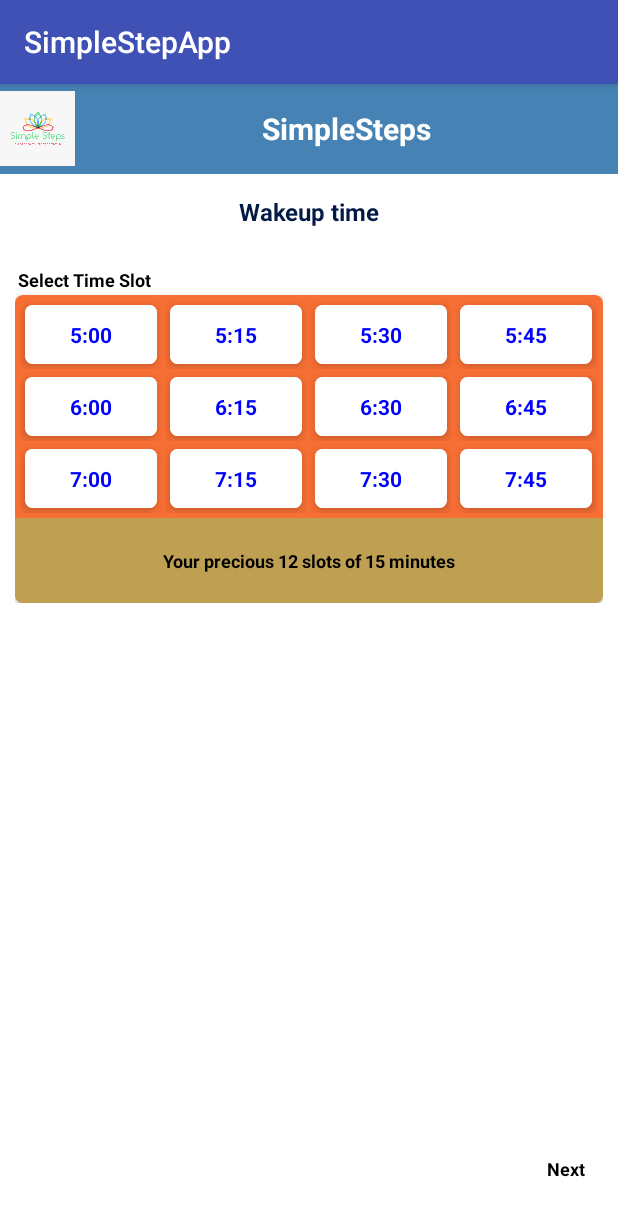
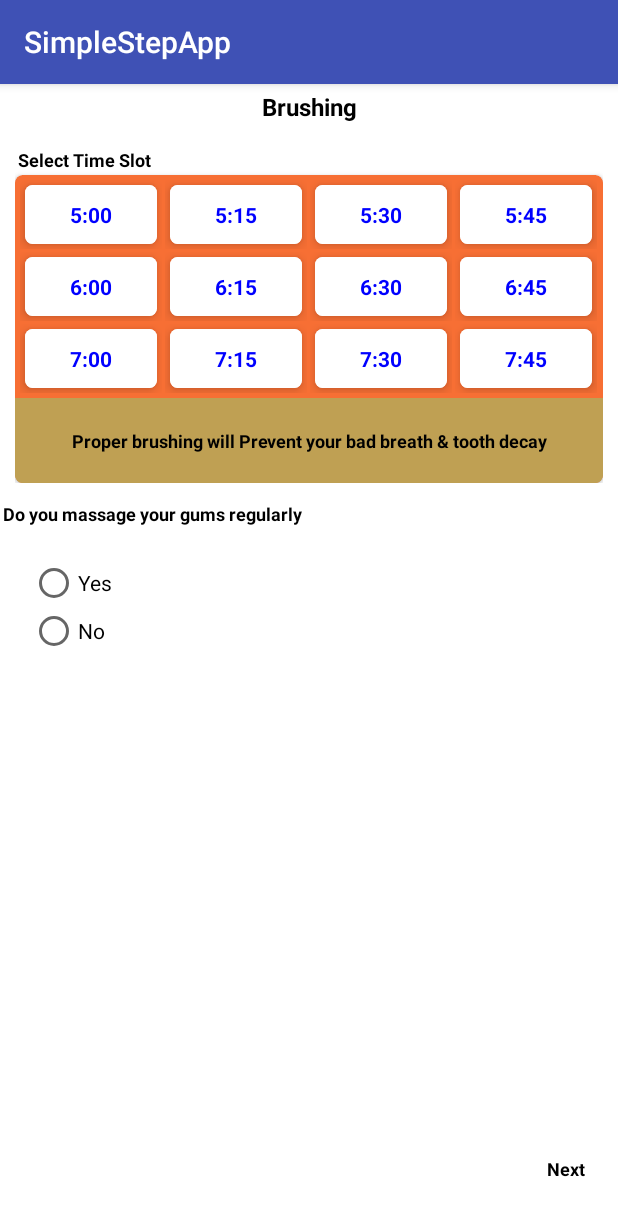
Before and after one commit to SimpleStepsIndia/SimpleStepApp, an Android app: the fragment BrushingFragment shown on its own in the app's theme, on a phone screen of 412 x 824 dp. Shown: the top 1216 px of the screen. Run offline under Robolectric (Android 15) with nearby library versions, the phone set to English and light mode, and no system bars.

Commit message:
three fragments completed

```diff
--- a/app/src/main/java/com/simplestepapp/fragments/BrushingFragment.java
+++ b/app/src/main/java/com/simplestepapp/fragments/BrushingFragment.java
@@ -37,7 +37,7 @@ public class BrushingFragment extends Fragment{
     @Nullable
     @Override
     public View onCreateView(@NonNull LayoutInflater inflater, ViewGroup container, Bundle savedInstanceState) {
-        View v = inflater.inflate(R.layout.frag_wakeup, container, false);
+        View v = inflater.inflate(R.layout.frag_brushing, container, false);
         initviews(v);
         timeSlots = new ArrayList<>();
         timeSlots.add("5:00");
--- a/app/src/main/res/layout/activity_main.xml
+++ b/app/src/main/res/layout/activity_main.xml
@@ -9,12 +9,6 @@
         android:layout_width="match_parent"
         android:layout_height="wrap_content"
         tools:ignore="UselessParent">
-
-        <include
-            android:id="@+id/lyt_Hdr"
-            layout="@layout/lyt_header"
-            android:layout_width="match_parent"
-            android:layout_height="wrap_content" />
 
 
         <ScrollView
--- a/app/src/main/res/layout/frag_brushing.xml
+++ b/app/src/main/res/layout/frag_brushing.xml
@@ -6,11 +6,11 @@
     android:background="#ffffff"
     android:orientation="vertical">
 
-    <android.support.v7.widget.CardView
+    <ScrollView
         android:layout_width="match_parent"
-        android:layout_height="wrap_content"
-        android:elevation="3dp"
-        app:cardCornerRadius="5dp">
+        android:layout_height="match_parent"
+        android:fillViewport="true"
+        android:fitsSystemWindows="true">
 
         <LinearLayout
             android:layout_width="match_parent"
@@ -19,8 +19,7 @@
 
             <LinearLayout
                 android:layout_width="match_parent"
-                android:layout_height="50dp"
-                android:background="#2e72fa"
+                android:layout_height="30dp"
                 android:gravity="center">
 
                 <android.support.v7.widget.AppCompatTextView
@@ -30,7 +29,6 @@
                     android:layout_height="wrap_content"
                     android:gravity="center"
                     android:text="Brushing"
-                    android:textColor="#FFFFFF"
                     android:textSize="16sp" />
 
             </LinearLayout>
@@ -47,14 +45,48 @@
                     android:layout_height="wrap_content"
                     android:text="@string/slctTimeslot" />
 
-                <com.simplestepapp.utils.HorizontalListView
-                    android:id="@+id/hlvCustomList"
+                <android.support.v7.widget.CardView
                     android:layout_width="match_parent"
-                    android:layout_height="50dp"
-                    android:layout_gravity="center_vertical"
-                    android:layout_marginTop="10dp">
+                    android:layout_height="wrap_content"
+                    android:elevation="5dp"
+                    app:cardBackgroundColor="#f76f34"
+                    app:cardCornerRadius="5dp">
 
-                </com.simplestepapp.utils.HorizontalListView>
+                    <LinearLayout
+                        android:layout_width="match_parent"
+                        android:layout_height="wrap_content"
+                        android:orientation="vertical">
+
+                        <GridView
+                            android:id="@+id/grid_view"
+                            android:layout_width="fill_parent"
+                            android:layout_height="fill_parent"
+                            android:columnWidth="10dp"
+                            android:gravity="center"
+                            android:horizontalSpacing="2dp"
+                            android:numColumns="4"
+                            android:padding="3dp"
+                            android:stretchMode="columnWidth"
+                            android:verticalSpacing="2dp">
+
+                        </GridView>
+
+
+                        <android.support.v7.widget.AppCompatTextView
+                            style="@style/style_Hdr_Txt"
+                            android:layout_width="match_parent"
+                            android:layout_height="wrap_content"
+                            android:background="#bfa053"
+                            android:gravity="center"
+                            android:padding="20dp"
+                            android:text="@string/txt_Quatn2" />
+
+                    </LinearLayout>
+
+
+                </android.support.v7.widget.CardView>
+
+
             </LinearLayout>
 
             <LinearLayout
@@ -62,30 +94,31 @@
                 android:layout_width="match_parent"
                 android:layout_height="wrap_content"
                 android:orientation="vertical">
+
                 <android.support.v7.widget.AppCompatTextView
                     style="@style/style_Hdr_Txt"
                     android:layout_width="match_parent"
                     android:layout_height="wrap_content"
-                    android:text="@string/brush_Q1"/>
+                    android:text="@string/brush_Q1" />
 
                 <RadioGroup
                     android:id="@+id/rG_brush_Masage"
                     android:layout_width="match_parent"
                     android:layout_height="wrap_content"
-                    android:orientation="vertical"
-                    android:layout_margin="20dp">
+                    android:layout_margin="20dp"
+                    android:orientation="vertical">
 
                     <RadioButton
                         android:id="@+id/rBtn_BruYes"
                         android:layout_width="match_parent"
                         android:layout_height="wrap_content"
-                        android:text="Yes"/>
+                        android:text="Yes" />
 
                     <RadioButton
                         android:id="@+id/rBtn_BruNo"
                         android:layout_width="match_parent"
                         android:layout_height="wrap_content"
-                        android:text="No"/>
+                        android:text="No" />
 
                 </RadioGroup>
 
@@ -134,34 +167,18 @@
 
             </LinearLayout>
 
-
-            <RelativeLayout
-                android:layout_width="match_parent"
-                android:layout_height="wrap_content"
-                android:orientation="horizontal"
-                android:layout_margin="20dp">
-
-                <android.support.v7.widget.AppCompatTextView
-                    android:id="@+id/txt_Back"
-                    android:layout_width="wrap_content"
-                    android:layout_height="50dp"
-                    android:layout_alignParentStart="true"
-                    android:gravity="center"
-                    android:text="Back" />
-
-                <android.support.v7.widget.AppCompatTextView
-                    android:id="@+id/txt_Next"
-                    android:layout_width="wrap_content"
-                    android:layout_height="50dp"
-                    android:layout_alignParentEnd="true"
-                    android:gravity="center"
-                    android:text="Next" />
-            </RelativeLayout>
-
-
         </LinearLayout>
 
-    </android.support.v7.widget.CardView>
+    </ScrollView>
 
+    <android.support.v7.widget.AppCompatTextView
+        android:id="@+id/txt_Next"
+        style="@style/style_Hdr_Txt"
+        android:layout_width="wrap_content"
+        android:layout_height="50dp"
+        android:layout_alignParentBottom="true"
+        android:layout_alignParentEnd="true"
+        android:layout_margin="20dp"
+        android:text="Next" />
 
 </RelativeLayout>
--- a/app/src/main/res/layout/frag_wakeup.xml
+++ b/app/src/main/res/layout/frag_wakeup.xml
@@ -6,16 +6,11 @@
     android:background="#ffffff"
     android:orientation="vertical">
 
-    <include
-        android:id="@+id/lyt_Hdr"
-        android:layout_width="match_parent"
-        android:layout_height="wrap_content"
-        layout="@layout/lyt_header"/>
+
 
     <ScrollView
         android:layout_width="match_parent"
         android:layout_height="match_parent"
-        android:layout_below="@+id/lyt_Hdr"
         android:fillViewport="true"
         android:fitsSystemWindows="true">
 
--- a/app/src/main/res/layout/lyt_header.xml
+++ b/app/src/main/res/layout/lyt_header.xml
@@ -8,7 +8,6 @@
         android:layout_width="match_parent"
         android:layout_height="60dp"
         android:gravity="center"
-        android:background="@color/selected_color"
         android:orientation="horizontal">
         <android.support.v7.widget.AppCompatImageView
             android:layout_width="50dp"
--- a/app/src/main/res/values/styles.xml
+++ b/app/src/main/res/values/styles.xml
@@ -9,8 +9,8 @@
     </style>
 
     <style name="AppTheme" parent="AppBaseTheme">
-       <!-- <item name="windowNoTitle">true</item>
-        <item name="windowActionBar">false</item>-->
+       <!-- <item name="windowNoTitle">true</item>-->
+      <!--  <item name="windowActionBar">false</item>-->
         <item name="android:windowSoftInputMode">adjustResize|stateAlwaysHidden</item>
 
     </style>
```
Also changed, not shown: app/src/main/java/com/simplestepapp/activities/MainActivity.java (+10 -3 lines), app/src/main/java/com/simplestepapp/activities/ViewPagerActivity.java (+14 -8 lines), app/src/main/java/com/simplestepapp/fragments/ColonCleanFragment.java (+70 -0 lines), app/src/main/res/layout/frag_colonclean.xml (+65 -44 lines).
